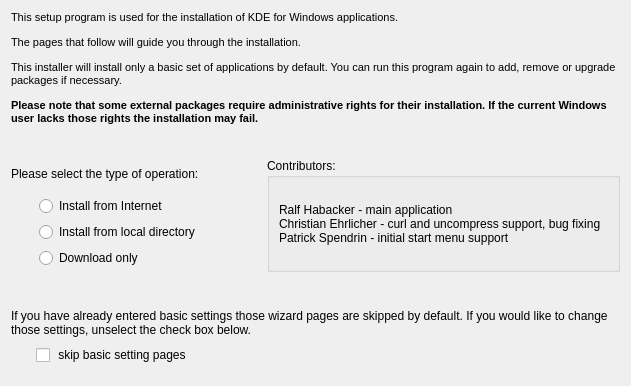
Before: the Qt Designer form gui/themes/main/titlepage.ui in KDE/kdewin-installer, drawn with Qt 5.
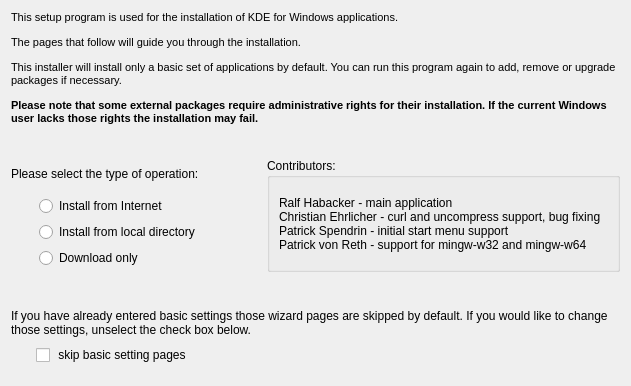
After: the same form once the commit is applied.

Commit message: update authors part

The edit to the form file:
```diff
--- a/gui/themes/main/titlepage.ui
+++ b/gui/themes/main/titlepage.ui
@@ -188,7 +188,8 @@
             <property name="text" >
              <string>Ralf Habacker - main application
 Christian Ehrlicher - curl and uncompress support, bug fixing
-Patrick Spendrin - initial start menu support</string>
+Patrick Spendrin - initial start menu support
+Patrick von Reth - support for mingw-w32 and mingw-w64</string>
             </property>
            </widget>
           </item>
```
